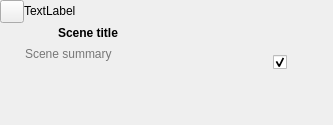
Qt form ui/beat_widget.ui (zkovari/plotlyst) before a commit.
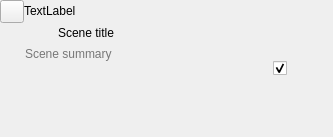
The same form after that commit. The open tabs and pages were chosen to show the change. Custom widgets are drawn as their Qt base class.

Commit message: Remove font from beat widget

The edit to the form file:
```diff
--- a/ui/beat_widget.ui
+++ b/ui/beat_widget.ui
@@ -7,7 +7,7 @@
     <x>0</x>
     <y>0</y>
     <width>333</width>
-    <height>125</height>
+    <height>137</height>
    </rect>
   </property>
   <property name="windowTitle">
@@ -157,12 +157,6 @@
            </item>
            <item alignment="Qt::AlignLeft">
             <widget class="QLabel" name="lblSceneTitle">
-             <property name="font">
-              <font>
-               <weight>75</weight>
-               <bold>true</bold>
-              </font>
-             </property>
              <property name="text">
               <string>Scene title</string>
              </property>
@@ -217,16 +211,16 @@
   </layout>
  </widget>
  <customwidgets>
-  <customwidget>
-   <class>Toggle</class>
-   <extends>QCheckBox</extends>
-   <header>src.main.python.plotlyst.view.widget.input</header>
-  </customwidget>
   <customwidget>
    <class>AutoAdjustableTextEdit</class>
    <extends>QTextEdit</extends>
    <header>src.main.python.plotlyst.view.widget.input</header>
   </customwidget>
+  <customwidget>
+   <class>Toggle</class>
+   <extends>QCheckBox</extends>
+   <header>src.main.python.plotlyst.view.widget.input</header>
+  </customwidget>
  </customwidgets>
  <resources/>
  <connections/>
```
Left out of the diff: 2 changed lines with no effect on the pictures. The commit also changes 1 other file.
